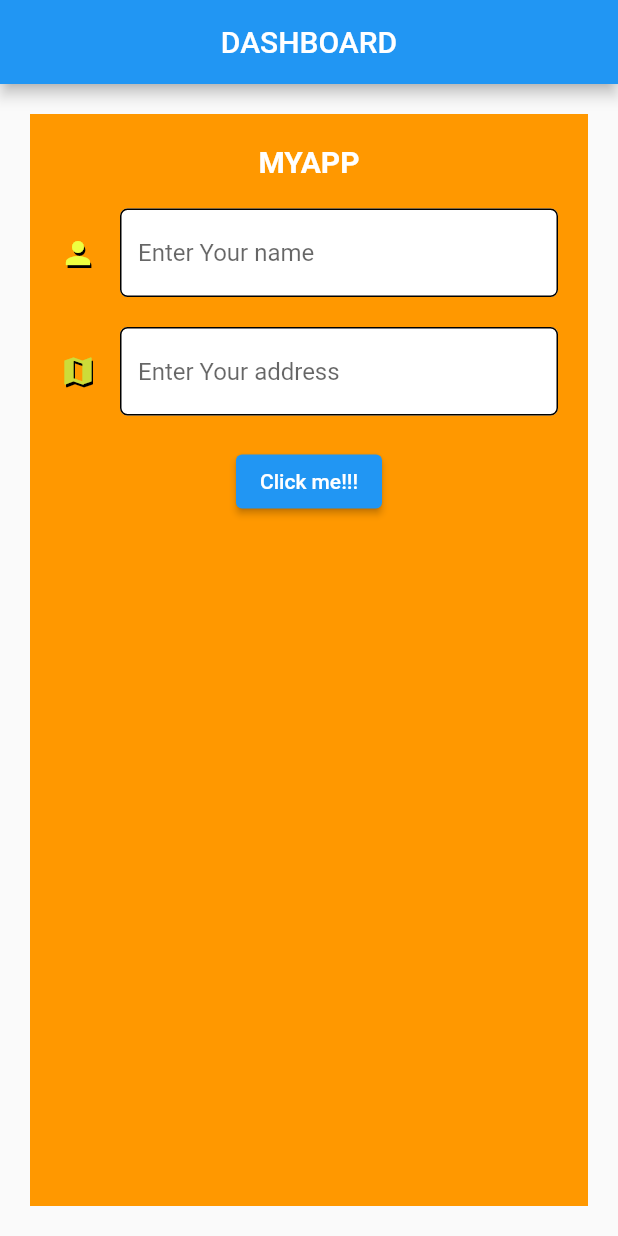
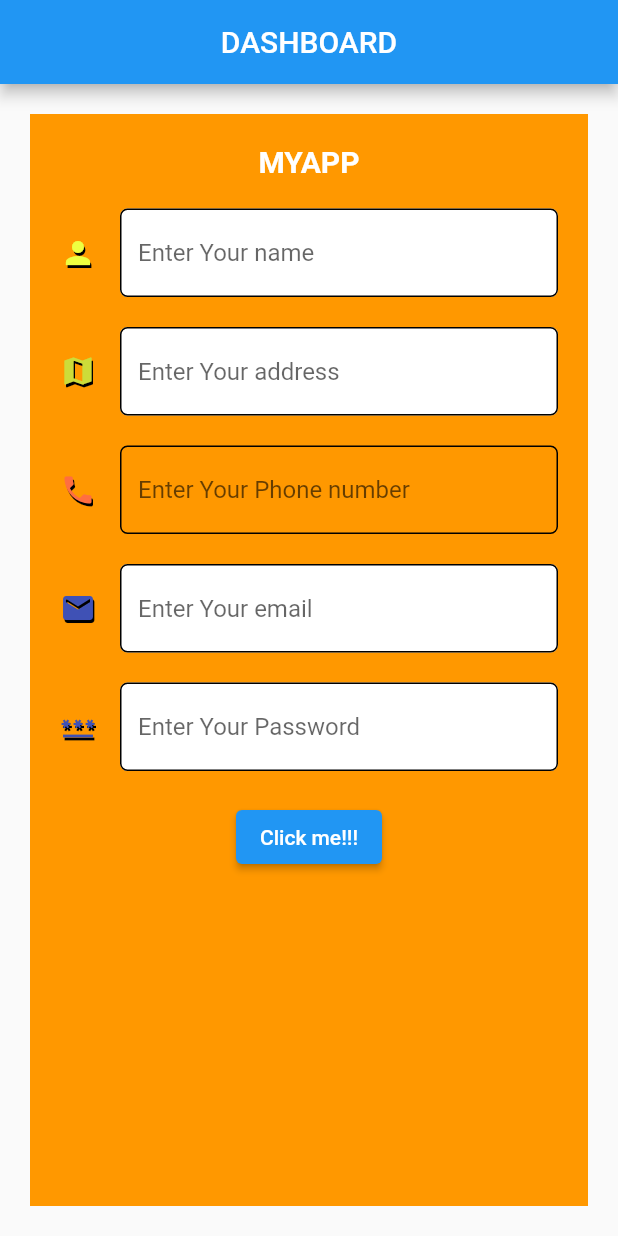
Before and after one commit to AnuLoveCoding/project_02, a Flutter app: the screen it shows after launch, on a phone screen of 412 x 824 dp. Run offline on Flutter 3.47's test engine with Material 2 defaults, Android fonts, the phone set to English and light mode, and no system bars.

Commit message:
git commit -m "Flutter-project"

```diff
--- a/lib/01.dart
+++ b/lib/01.dart
@@ -5,6 +5,9 @@ class MyWidget extends StatelessWidget {
 
    var name = TextEditingController();
    var address= TextEditingController();
+   var phone = TextEditingController();
+   var e_mail = TextEditingController();
+   var password = TextEditingController();
 
   @override
   Widget build(BuildContext context) {
@@ -54,8 +57,61 @@ class MyWidget extends StatelessWidget {
               ),
             ),
           SizedBox(height: 20.0,),
+          TextField(
+            controller: phone,
+            decoration: InputDecoration(
+                enabledBorder: OutlineInputBorder(
+                  borderRadius: BorderRadius.circular(5),
+                ),
+                focusedBorder: OutlineInputBorder(
+                  borderRadius: BorderRadius.circular(5)
+                ),
+                icon: Icon(Icons.phone,color: Colors.deepOrangeAccent,shadows: [BoxShadow(offset: Offset(1,2))],),
+                hintText: 'Enter Your Phone number',
+             ),
+          ),
+          SizedBox(height: 20.0,),
+
+          TextField(
+            controller: e_mail,
+            decoration: InputDecoration(
+              filled: true,
+              fillColor: Colors.white,
+              enabledBorder: OutlineInputBorder(
+                borderRadius: BorderRadius.circular(5),
+              ),
+              focusedBorder: OutlineInputBorder(
+                borderRadius: BorderRadius.circular(5)
+              ),
+              icon: Icon(Icons.email,color: Colors.indigo,shadows: [BoxShadow(offset: Offset(1,2))],),
+              hintText: 'Enter Your email'
+            ),
+          ),
+
+          SizedBox(height: 20.0,),
+
+          TextField(
+            controller: password,
+            obscureText: false,
+            decoration: InputDecoration (
+              filled: true,
+              fillColor: Colors.white,
+            enabledBorder: OutlineInputBorder(
+              borderRadius: BorderRadius.circular(5),
+            ),
+
+            focusedBorder: OutlineInputBorder(
+              borderRadius: BorderRadius.circular(5),
+            ),
+            icon: Icon(Icons.password,color: Colors.indigo,shadows: [BoxShadow(offset: Offset(1,2))],),
+              hintText: 'Enter Your Password',
+            ),
+          ),
+
+          SizedBox(height: 20.0,),
+
           ElevatedButton(onPressed: (){
-            print('${name.text}\n${address.text}');
+            print('${name.text}\n${address.text}\n ${e_mail.text}\n ${phone.text}');
             }, child: Text('Click me!!!'),),
           ],
         ),
```
